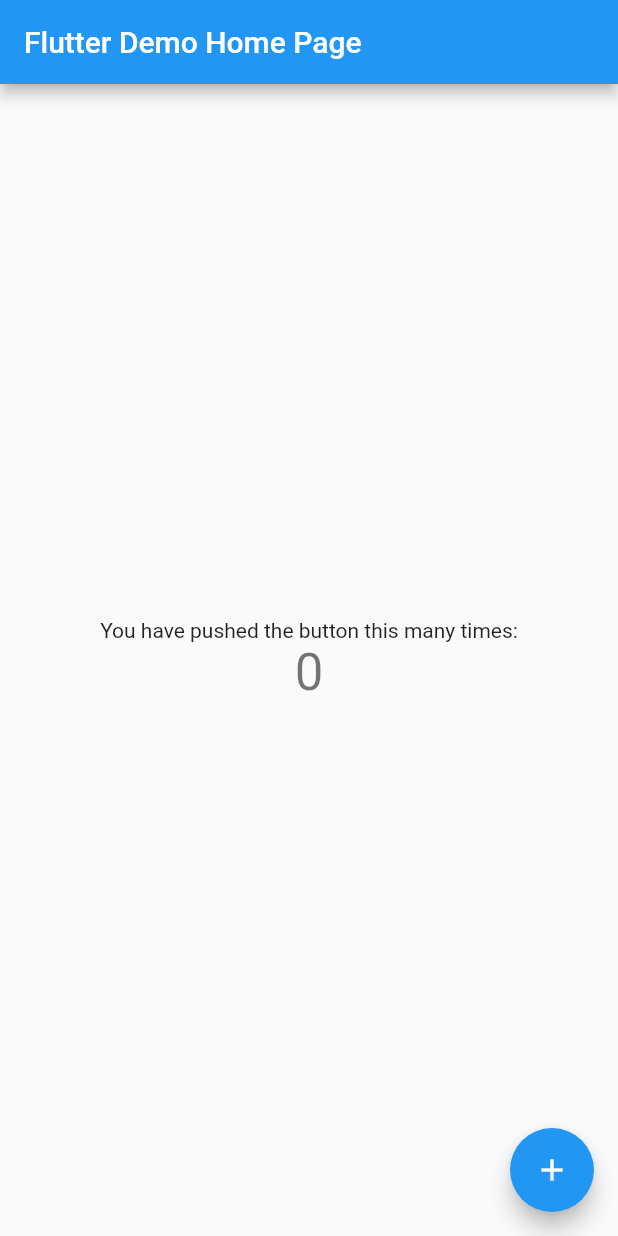
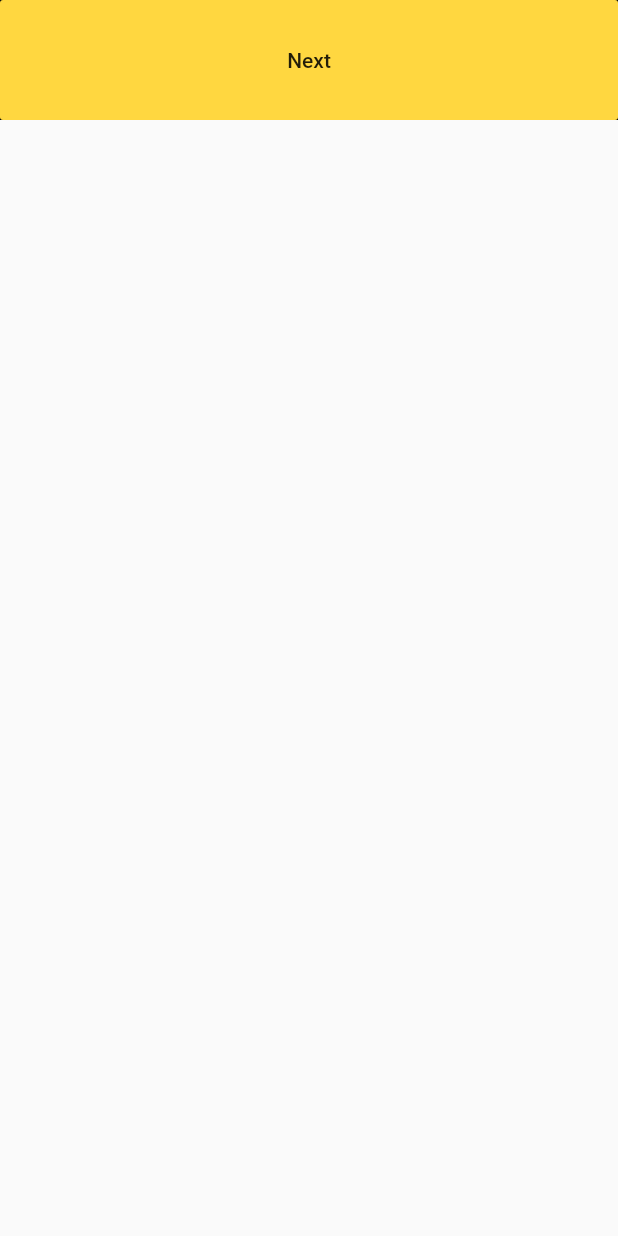
Before and after one commit to MavisClouds/EventGo_Project, a Flutter app: the screen it shows after launch, on a phone screen of 412 x 824 dp. Run offline on Flutter 3.47's test engine with Material 2 defaults, Android fonts, the phone set to English and light mode, and no system bars; our stand-ins replace datetime_picker_formfield; missing offline and left inert: flutter_google_places, google_maps_webservice.

Commit message:
Event Planner side
Dashboard (unfinished)
form tambah lomba (unfinished)

```diff
--- a/EventGo_Project/lib/main.dart
+++ b/EventGo_Project/lib/main.dart
@@ -1,4 +1,5 @@
 import 'package:flutter/material.dart';
+import 'view_eventplan/v_ep_dashboard.dart';
 
 void main() {
   runApp(MyApp());
@@ -22,92 +23,37 @@
         // is not restarted.
         primarySwatch: Colors.blue,
       ),
-      home: MyHomePage(title: 'Flutter Demo Home Page'),
+      home: testbutton(),
     );
   }
 }
 
-class MyHomePage extends StatefulWidget {
-  MyHomePage({Key key, this.title}) : super(key: key);
-
-  // This widget is the home page of your application. It is stateful, meaning
-  // that it has a State object (defined below) that contains fields that affect
-  // how it looks.
-
-  // This class is the configuration for the state. It holds the values (in this
-  // case the title) provided by the parent (in this case the App widget) and
-  // used by the build method of the State. Fields in a Widget subclass are
-  // always marked "final".
-
-  final String title;
+class testbutton extends StatefulWidget {
+  testbutton({Key key}) : super(key: key);
 
   @override
-  _MyHomePageState createState() => _MyHomePageState();
+  _testbuttonState createState() => _testbuttonState();
 }
 
-class _MyHomePageState extends State<MyHomePage> {
-  int _counter = 0;
-
-  void _incrementCounter() {
-    setState(() {
-      // This call to setState tells the Flutter framework that something has
-      // changed in this State, which causes it to rerun the build method below
-      // so that the display can reflect the updated values. If we changed
-      // _counter without calling setState(), then the build method would not be
-      // called again, and so nothing would appear to happen.
-      _counter++;
-    });
-  }
-
+class _testbuttonState extends State<testbutton> {
   @override
   Widget build(BuildContext context) {
-    // This method is rerun every time setState is called, for instance as done
-    // by the _incrementCounter method above.
-    //
-    // The Flutter framework has been optimized to make rerunning build methods
-    // fast, so that you can just rebuild anything that needs updating rather
-    // than having to individually change instances of widgets.
     return Scaffold(
-      appBar: AppBar(
-        // Here we take the value from the MyHomePage object that was created by
-        // the App.build method, and use it to set our appbar title.
-        title: Text(widget.title),
-      ),
-      body: Center(
-        // Center is a layout widget. It takes a single child and positions it
-        // in the middle of the parent.
-        child: Column(
-          // Column is also a layout widget. It takes a list of children and
-          // arranges them vertically. By default, it sizes itself to fit its
-          // children horizontally, and tries to be as tall as its parent.
-          //
-          // Invoke "debug painting" (press "p" in the console, choose the
-          // "Toggle Debug Paint" action from the Flutter Inspector in Android
-          // Studio, or the "Toggle Debug Paint" command in Visual Studio Code)
-          // to see the wireframe for each widget.
-          //
-          // Column has various properties to control how it sizes itself and
-          // how it positions its children. Here we use mainAxisAlignment to
-          // center the children vertically; the main axis here is the vertical
-          // axis because Columns are vertical (the cross axis would be
-          // horizontal).
-          mainAxisAlignment: MainAxisAlignment.center,
-          children: <Widget>[
-            Text(
-              'You have pushed the button this many times:',
-            ),
-            Text(
-              '$_counter',
-              style: Theme.of(context).textTheme.headline4,
-            ),
-          ],
+      body: Container(
+        width: double.infinity,
+        height: 80.0,
+        color: Colors.black,
+        child: FlatButton(
+          color: Colors.amberAccent,
+          child: Text("Next"),
+          onPressed: () {
+            Navigator.push(
+              context,
+              MaterialPageRoute(builder: (context) => ep_dashboard()),
+            );
+          },
         ),
       ),
-      floatingActionButton: FloatingActionButton(
-        onPressed: _incrementCounter,
-        tooltip: 'Increment',
-        child: Icon(Icons.add),
-      ), // This trailing comma makes auto-formatting nicer for build methods.
     );
   }
 }
```
Also changed, not shown: EventGo_Project/lib/view_eventplan/v_ep_createevent.dart (added, +114 -0 lines), EventGo_Project/lib/view_eventplan/v_ep_dashboard.dart (added, +40 -0 lines).
